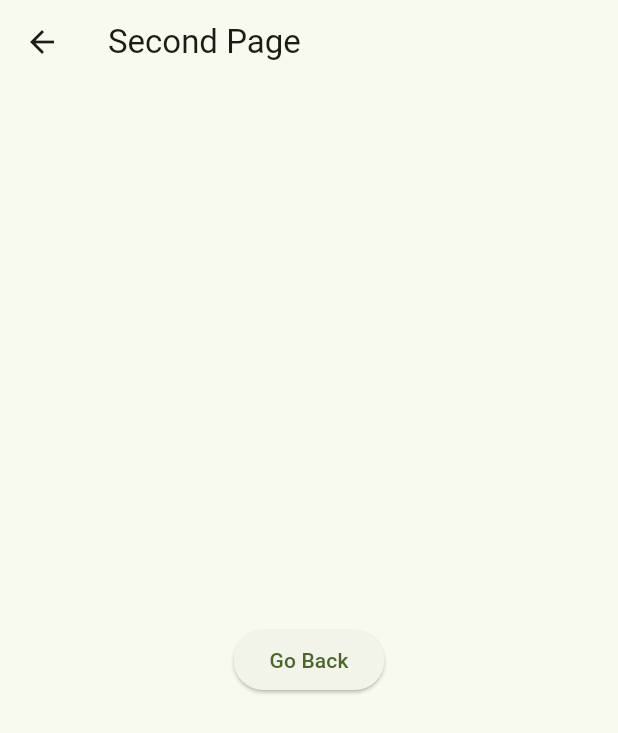
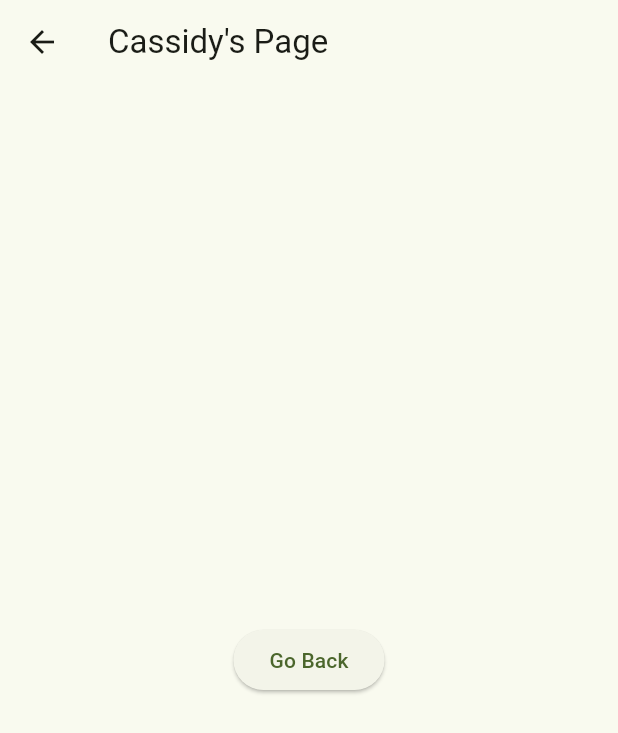
Before and after one commit to cassidym77/Flutter_Buddy, a Flutter app: the SecondPage screen opened directly, on a phone screen of 412 x 824 dp. Shown: the top 733 px of the screen. Run offline on Flutter 3.47's test engine with Material 3 defaults, Android fonts, the phone set to English and light mode, and no system bars.

Commit message:
changed page title, testing hot reload

```diff
--- a/duo_app/lib/main.dart
+++ b/duo_app/lib/main.dart
@@ -48,13 +48,14 @@ class MyHomePage extends StatelessWidget {
   }
 }
 
+// Second Page: Cassidy
 class SecondPage extends StatelessWidget {
   const SecondPage({super.key});
 
   @override
   Widget build(BuildContext context) {
     return Scaffold(
-      appBar: AppBar(title: const Text('Second Page')),
+      appBar: AppBar(title: const Text("Cassidy's Page")),
       body: Center(
         child: ElevatedButton(
           onPressed: () {
```
